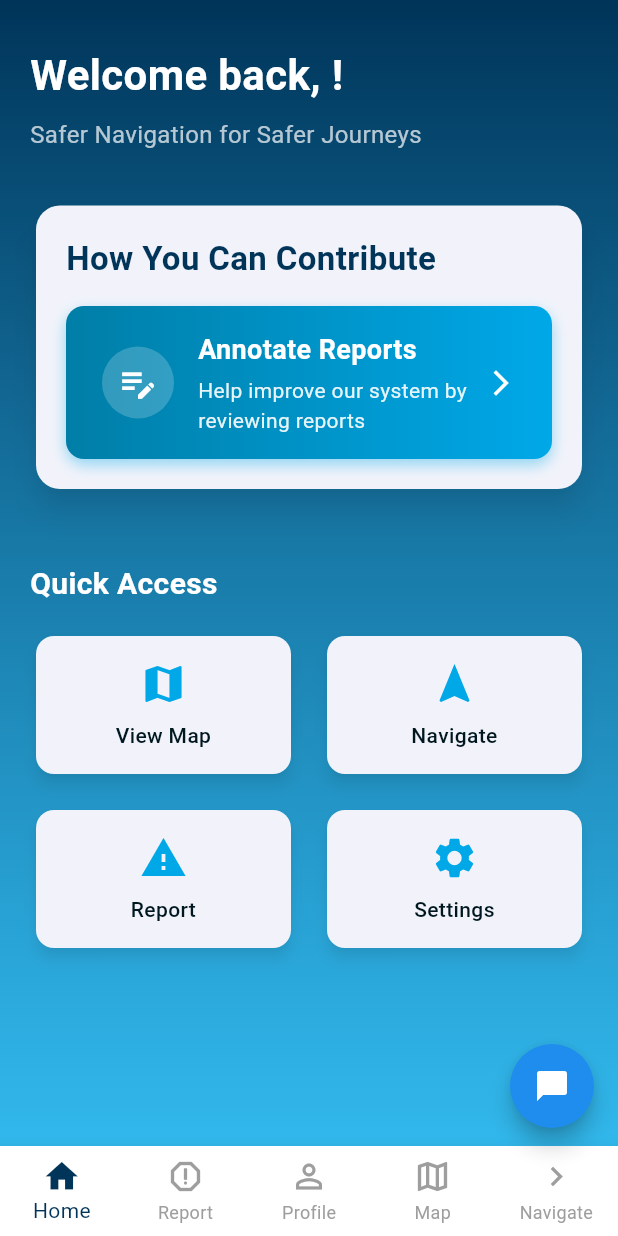
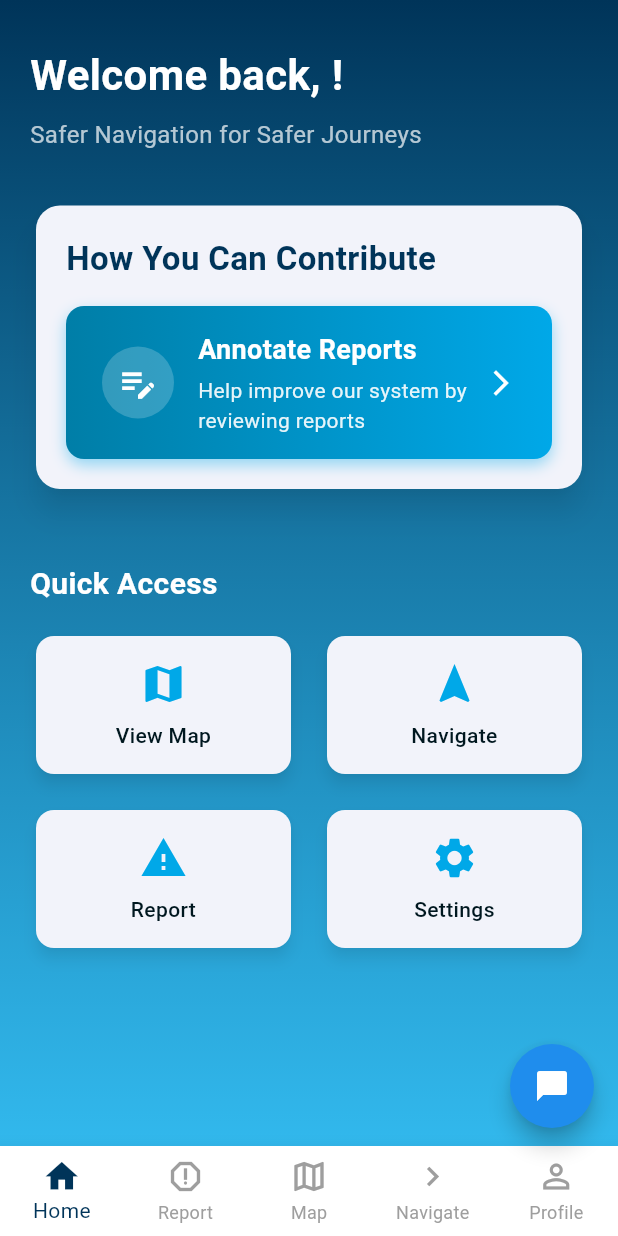
Before and after one commit to Karl-Gilmartin/urban_route, a Flutter app: the HomePage screen opened by its route, on a phone screen of 412 x 824 dp. Run offline on Flutter 3.47's test engine with Material 3 defaults, Android fonts, the light colour scheme and no system bars; our stand-ins replace easy_localization, flutter_dotenv, flutter_map, flutter_svg, geocoding, geolocator and 4 more; missing offline and left inert: flutter_map_heatmap, intercom_flutter, mapbox_gl; accounts and stored records are empty; network calls fail.

Commit message:
fix nav, route line, and home page

```diff
--- a/lib/components/bottom_nav_bar.dart
+++ b/lib/components/bottom_nav_bar.dart
@@ -37,11 +37,6 @@ class BottomNavBar extends StatelessWidget {
           label: 'Report',
         ),
         BottomNavigationBarItem(
-          icon: Icon(Icons.person_outline),
-          activeIcon: Icon(Icons.person),
-          label: 'Profile',
-        ),
-        BottomNavigationBarItem(
           icon: Icon(Icons.map_outlined),
           activeIcon: Icon(Icons.map),
           label: 'Map',
@@ -51,6 +46,11 @@ class BottomNavBar extends StatelessWidget {
           activeIcon: Icon(Icons.navigate_next),
           label: 'Navigate',
         ),
+        BottomNavigationBarItem(
+          icon: Icon(Icons.person_outline),
+          activeIcon: Icon(Icons.person),
+          label: 'Profile',
+        ),
       ],
     );
   }
--- a/lib/pages/home_page.dart
+++ b/lib/pages/home_page.dart
@@ -30,9 +30,9 @@ class _HomePageState extends State<HomePage> {
     _pages = [
       HomeContent(onNavigate: _onItemTapped),
       const ReportPage(),
-      const ProfileSettingsPage(),
       const MapPage(),
       const NavigatePage(),
+      const ProfileSettingsPage(),
     ];
   }
 
@@ -278,7 +278,7 @@ class _HomeContentState extends State<HomeContent> {
                         context,
                         Icons.settings,
                         'home.settings'.tr(),
-                        () => widget.onNavigate?.call(2),
+                        () => widget.onNavigate?.call(4),
                       ),
                     ),
                   ],
--- a/lib/pages/route_page.dart
+++ b/lib/pages/route_page.dart
@@ -107,7 +107,7 @@ class _RoutePageState extends State<RoutePage> {
         'route',
         'route-line',
         LineLayerProperties(
-          lineColor: '#00FFFF',
+          lineColor: AppColors.brightCyan.toString(),
           lineWidth: 4.0,
           lineJoin: 'round',
           lineCap: 'round',
@@ -122,7 +122,7 @@ class _RoutePageState extends State<RoutePage> {
           geometry: routePoints.first,
           iconImage: 'marker-15',
           iconSize: 1.5,
-          iconColor: '#00FF00',
+          iconColor: AppColors.brightCyan.toString(),
         ),
       );
 
@@ -134,7 +134,7 @@ class _RoutePageState extends State<RoutePage> {
           geometry: routePoints.last,
           iconImage: 'marker-15',
           iconSize: 1.5,
-          iconColor: '#FF0000',
+          iconColor: AppColors.brightCyan.toString(),
         ),
       );
 
```
